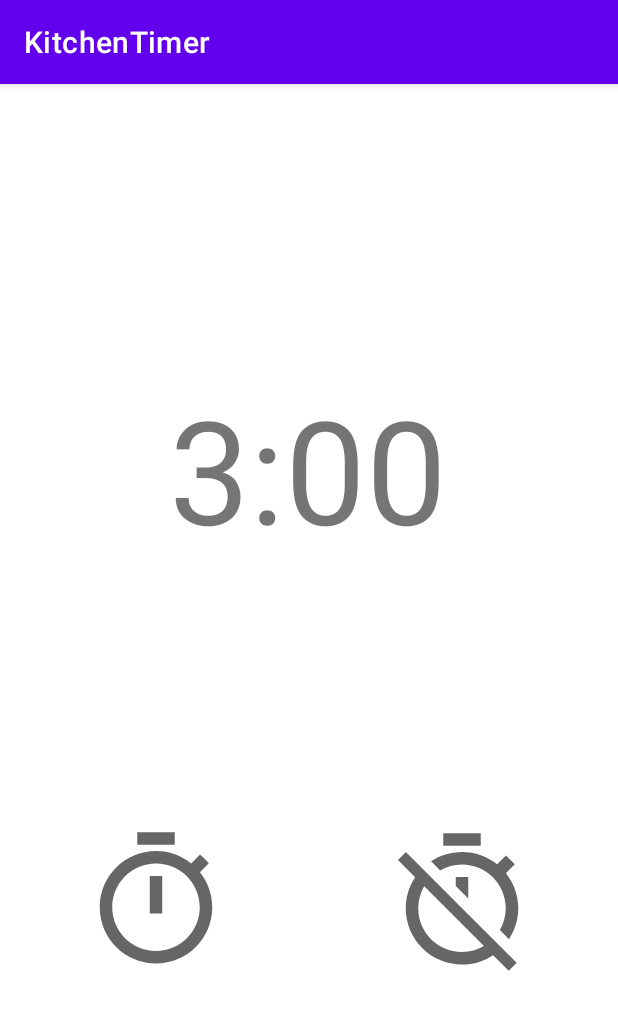
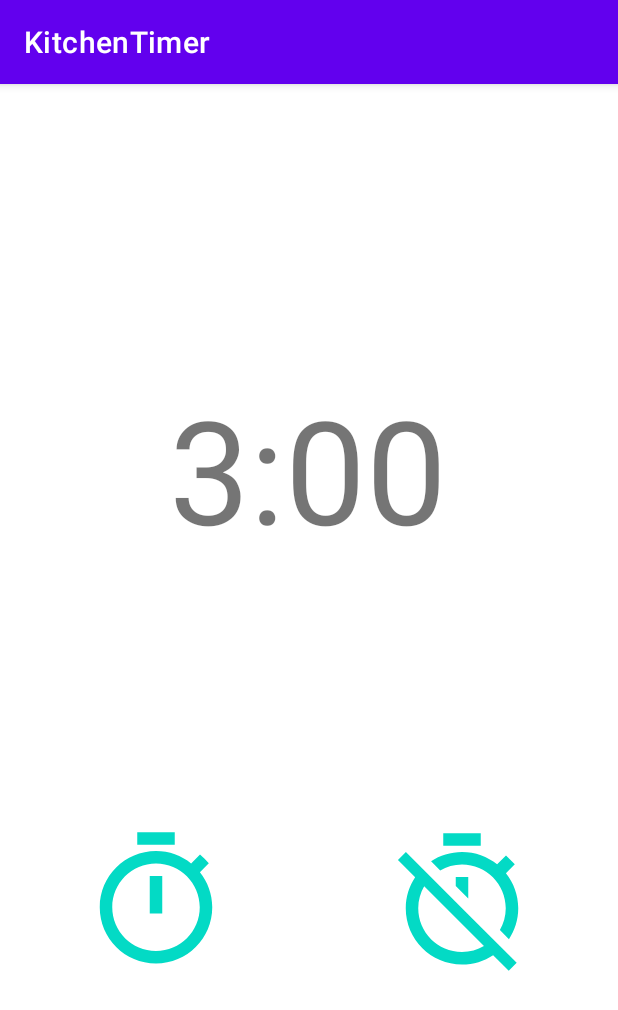
Before and after one commit to Go-Gunji/KitchenTimer, an Android app: the screen it shows after launch (MainActivity), on a phone screen of 412 x 824 dp. Shown: the top 1010 px of the screen. Run offline under Robolectric (Android 15) with nearby library versions, the phone set to English and light mode, and no system bars.

Commit message:
画面を常にon、ボタンの色変更

```diff
--- a/app/src/main/java/com/example/kitchentimer/MainActivity.java
+++ b/app/src/main/java/com/example/kitchentimer/MainActivity.java
@@ -30,7 +30,7 @@ public class MainActivity extends AppCompatActivity {
         mStartButton = (ImageView) findViewById(R.id.timerStart);
         mStopButton = (ImageView) findViewById(R.id.timerStop);
 
-        CountDownTimer timer = new CountDownTimer(5*1000, 100) {
+        CountDownTimer timer = new CountDownTimer(3*60*1000, 100) {
             // 指定した間隔で実行したい処理
             @Override
             public void onTick(long millisUntilFinished) {
--- a/app/src/main/res/layout/activity_main.xml
+++ b/app/src/main/res/layout/activity_main.xml
@@ -4,6 +4,7 @@
     xmlns:tools="http://schemas.android.com/tools"
     android:layout_width="match_parent"
     android:layout_height="match_parent"
+    android:keepScreenOn="true"
     tools:context=".MainActivity">
 
     <TextView
@@ -25,6 +26,7 @@
         android:layout_height="100dp"
         android:layout_marginEnd="52dp"
         android:layout_marginRight="52dp"
+        android:tint="@color/teal_200"
         app:layout_constraintBottom_toBottomOf="parent"
         app:layout_constraintEnd_toStartOf="@+id/guideline2"
         app:layout_constraintTop_toBottomOf="@+id/timerText"
@@ -36,6 +38,7 @@
         android:layout_height="100dp"
         android:layout_marginStart="52dp"
         android:layout_marginLeft="52dp"
+        android:tint="@color/teal_200"
         app:layout_constraintBottom_toBottomOf="parent"
         app:layout_constraintStart_toStartOf="@+id/guideline2"
         app:layout_constraintTop_toBottomOf="@+id/timerText"
```
